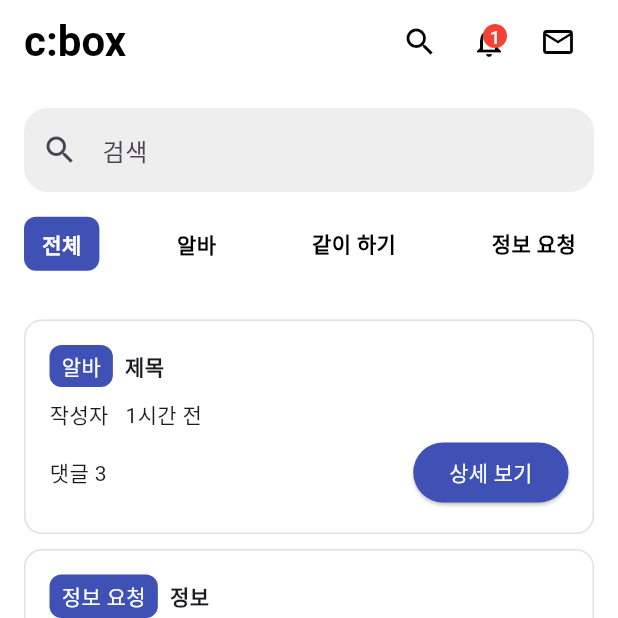
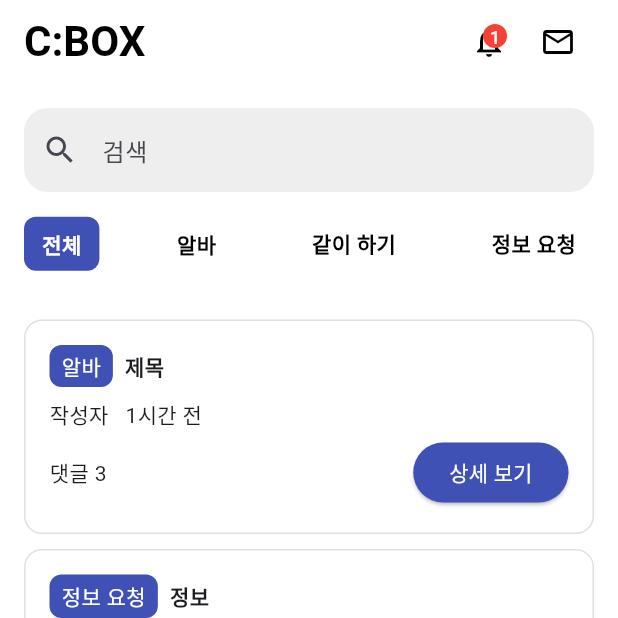
Before and after one commit to leewajin/c-box-flutter-1, a Flutter app: the screen it shows after launch, on a phone screen of 412 x 824 dp, the top half of it. Run offline on Flutter 3.47's test engine with Material 3 defaults, Android fonts, the phone set to English and light mode, and no system bars; Roboto replaces fonts that are missing (Pretendard).

Commit message:
상단바 C:BOX 대문자로 변경 상단바 검색 아이콘 삭제

```diff
--- a/lib/screens/mission_home.dart
+++ b/lib/screens/mission_home.dart
@@ -15,19 +15,10 @@ class MissionHome extends StatelessWidget {
         title: Row(
           children: [
             const Text(
-              'c:box',
+              'C:BOX',
               style: TextStyle(fontSize: 28, fontWeight: FontWeight.bold),
             ),
             const Spacer(),
-
-            // 검색 버튼
-            IconButton(
-              icon: const Icon(Icons.search),
-              onPressed: () {
-                // TODO: 검색 액션
-              },
-            ),
-            const SizedBox(width: 10),
 
             // 알림 버튼 + 배지
             Stack(
```
